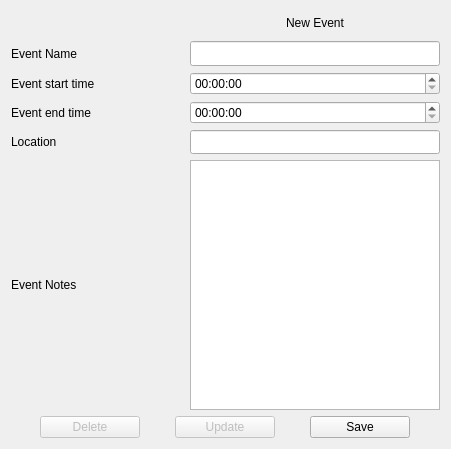
Tauski/IdealPDA_Windows, file calendareventdialog.ui: the form before one commit.
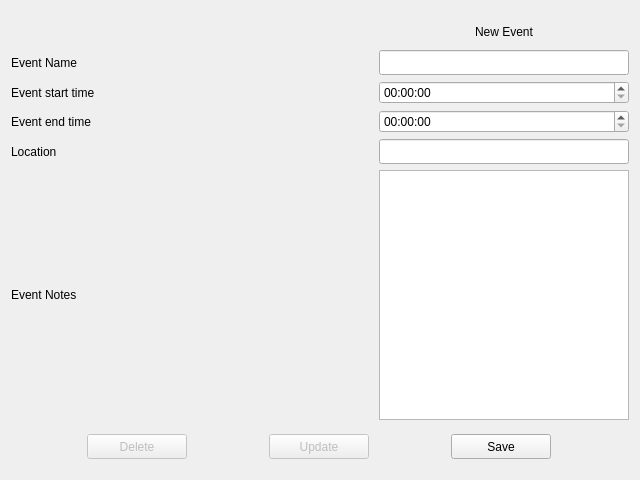
The form after the commit.

```diff
--- a/calendareventdialog.ui
+++ b/calendareventdialog.ui
@@ -6,10 +6,22 @@
    <rect>
     <x>0</x>
     <y>0</y>
-    <width>451</width>
-    <height>449</height>
+    <width>640</width>
+    <height>480</height>
    </rect>
   </property>
+  <property name="minimumSize">
+   <size>
+    <width>640</width>
+    <height>480</height>
+   </size>
+  </property>
+  <property name="maximumSize">
+   <size>
+    <width>1920</width>
+    <height>1080</height>
+   </size>
+  </property>
   <property name="windowTitle">
    <string>Dialog</string>
   </property>
```
